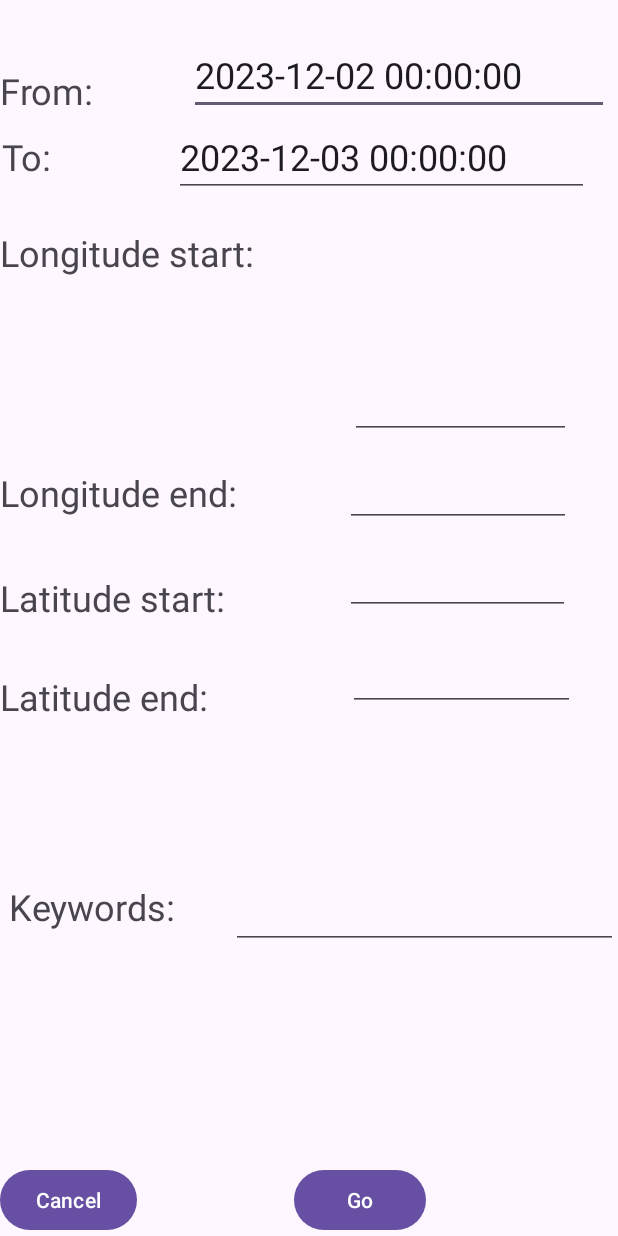
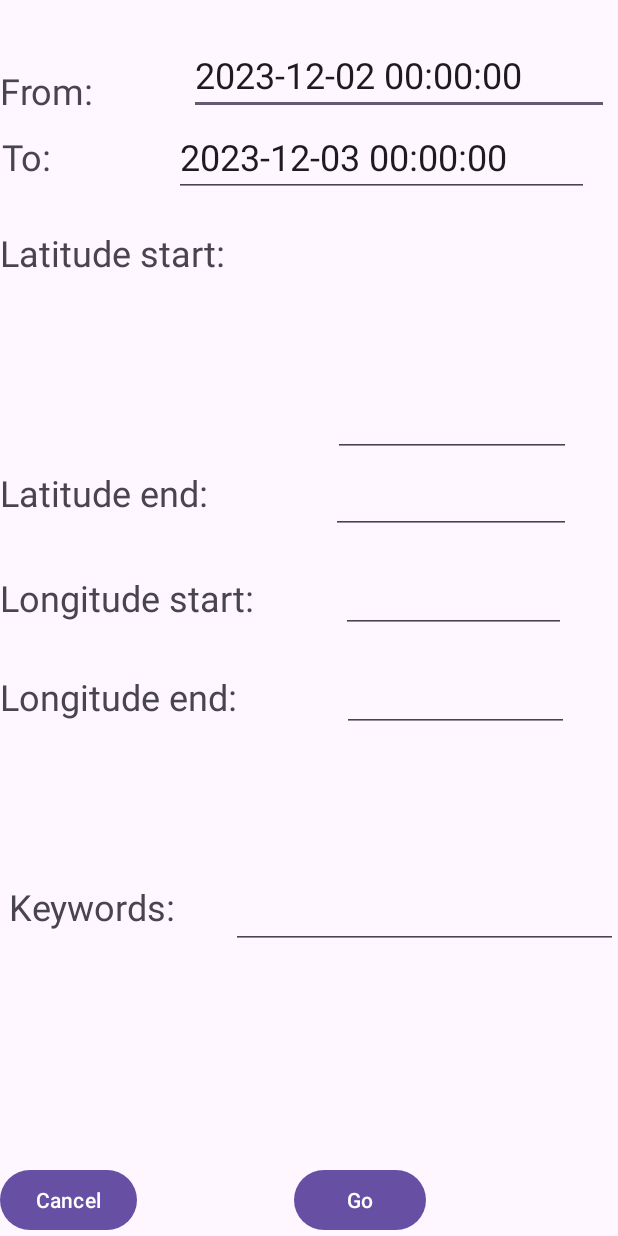
Before and after one commit to BeeWang015/photogalleryapp7031, an Android app: the SearchActivity screen opened directly, with no data from a screen before it, on a phone screen of 412 x 824 dp. Run offline under Robolectric (Android 15) with nearby library versions, the phone set to English and light mode, and no system bars.

```diff
--- a/app/src/main/res/layout/activity_search.xml
+++ b/app/src/main/res/layout/activity_search.xml
@@ -52,65 +52,24 @@
         android:textSize="24sp" />
 
     <TextView
-        android:id="@+id/tvLongitudeStart"
+        android:id="@+id/tvLatitudeStart"
+        android:text="@string/latitude_start"
         android:layout_width="wrap_content"
         android:layout_height="wrap_content"
-        android:layout_above="@+id/tvLongitudeEnd"
+        android:layout_above="@+id/tvLatitudeEnd"
         android:layout_below="@+id/tvToDateTime"
         android:layout_marginTop="31dp"
         android:layout_marginBottom="20dp"
-        android:text="@string/longitude_start"
-        android:textSize="24sp" />
-
-    <EditText
-        android:id="@+id/etLongitudeStart"
-        android:layout_width="wrap_content"
-        android:layout_height="wrap_content"
-        android:layout_above="@+id/etLongitudeEnd"
-        android:layout_marginStart="64dp"
-        android:layout_marginEnd="31dp"
-        android:layout_marginBottom="5dp"
-        android:layout_toEndOf="@+id/tvLongitudeStart"
-        android:ems="10"
-        android:textSize="24sp" />
-
-    <TextView
-        android:id="@+id/tvLongitudeEnd"
-        android:layout_width="wrap_content"
-        android:layout_height="wrap_content"
-        android:layout_above="@+id/tvKeywords"
-        android:layout_marginBottom="243dp"
-        android:text="@string/longitude_end"
-        android:textSize="24sp" />
-
-    <EditText
-        android:id="@+id/etLongitudeEnd"
-        android:layout_width="wrap_content"
-        android:layout_height="wrap_content"
-        android:layout_above="@+id/etKeywords"
-        android:layout_marginStart="72dp"
-        android:layout_marginEnd="31dp"
-        android:layout_marginBottom="228dp"
-        android:layout_toEndOf="@+id/tvLongitudeEnd"
-        android:ems="10"
-        android:textSize="24sp" />
-
-    <TextView
-        android:id="@+id/tvLatitudeStart"
-        android:layout_width="wrap_content"
-        android:layout_height="wrap_content"
-        android:layout_above="@+id/tvKeywords"
-        android:layout_marginBottom="173dp"
-        android:text="@string/latitude_start"
         android:textSize="24sp" />
 
     <EditText
         android:id="@+id/etLatitudeStart"
-        android:layout_width="150dp"
+        android:layout_width="wrap_content"
         android:layout_height="wrap_content"
-        android:layout_above="@+id/etKeywords"
-        android:layout_marginStart="80dp"
-        android:layout_marginBottom="169dp"
+        android:layout_above="@+id/etLongitudeEnd"
+        android:layout_marginStart="72dp"
+        android:layout_marginEnd="31dp"
+        android:layout_marginBottom="130dp"
         android:layout_toEndOf="@+id/tvLatitudeStart"
         android:ems="10"
         android:textSize="24sp" />
@@ -120,18 +79,59 @@
         android:layout_width="wrap_content"
         android:layout_height="wrap_content"
         android:layout_above="@+id/tvKeywords"
-        android:layout_marginBottom="107dp"
+        android:layout_marginBottom="243dp"
         android:text="@string/latitude_end"
         android:textSize="24sp" />
 
     <EditText
         android:id="@+id/etLatitudeEnd"
+        android:layout_width="wrap_content"
+        android:layout_height="wrap_content"
+        android:layout_above="@+id/etKeywords"
+        android:layout_marginStart="82dp"
+        android:layout_marginEnd="31dp"
+        android:layout_marginBottom="223dp"
+        android:layout_toEndOf="@+id/tvLatitudeEnd"
+        android:ems="10"
+        android:textSize="24sp" />
+
+    <TextView
+        android:id="@+id/tvLongitudeStart"
+        android:text="@string/longitude_start"
+        android:layout_width="wrap_content"
+        android:layout_height="wrap_content"
+        android:layout_above="@+id/tvKeywords"
+        android:layout_marginBottom="173dp"
+        android:textSize="24sp" />
+
+    <EditText
+        android:id="@+id/etLongitudeStart"
+        android:layout_width="150dp"
+        android:layout_height="wrap_content"
+        android:layout_above="@+id/etKeywords"
+        android:layout_marginStart="77dp"
+        android:layout_marginBottom="157dp"
+        android:layout_toEndOf="@+id/tvLatitudeStart"
+        android:ems="10"
+        android:textSize="24sp" />
+
+    <TextView
+        android:id="@+id/tvLongitudeEnd"
+        android:layout_above="@+id/tvKeywords"
+        android:text="@string/longitude_end"
+        android:layout_width="wrap_content"
+        android:layout_height="wrap_content"
+        android:layout_marginBottom="107dp"
+        android:textSize="24sp" />
+
+    <EditText
+        android:id="@+id/etLongitudeEnd"
         android:layout_width="151dp"
         android:layout_height="wrap_content"
         android:layout_above="@+id/etKeywords"
-        android:layout_marginStart="93dp"
-        android:layout_marginBottom="105dp"
-        android:layout_toEndOf="@+id/tvLatitudeEnd"
+        android:layout_marginStart="70dp"
+        android:layout_marginBottom="91dp"
+        android:layout_toEndOf="@+id/tvLongitudeEnd"
         android:ems="10"
         android:textSize="24sp" />
 
```
Also changed, not shown: app/src/main/java/com/example/photogallery/MainActivity.java (+24 -23 lines), app/src/main/java/com/example/photogallery/SearchActivity.java (+16 -17 lines), app/src/main/java/com/example/photogallery/db/FileStorage.java (+17 -17 lines), app/src/main/java/com/example/photogallery/db/SQLiteStorage.java (+9 -6 lines), 2 other files.
